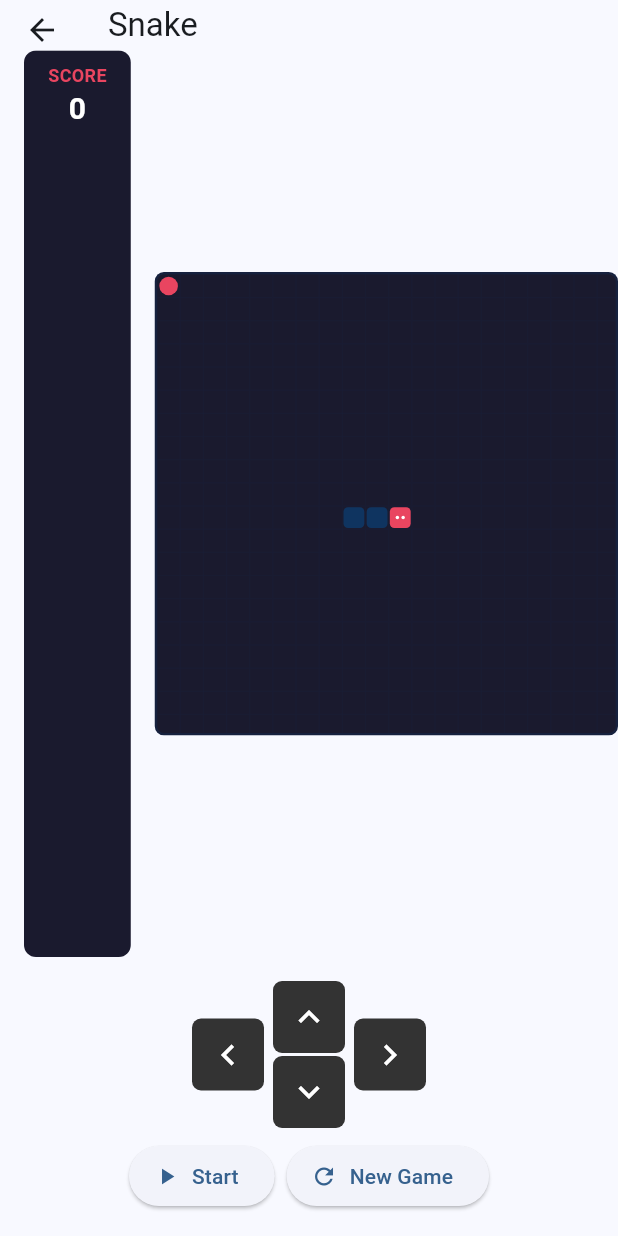
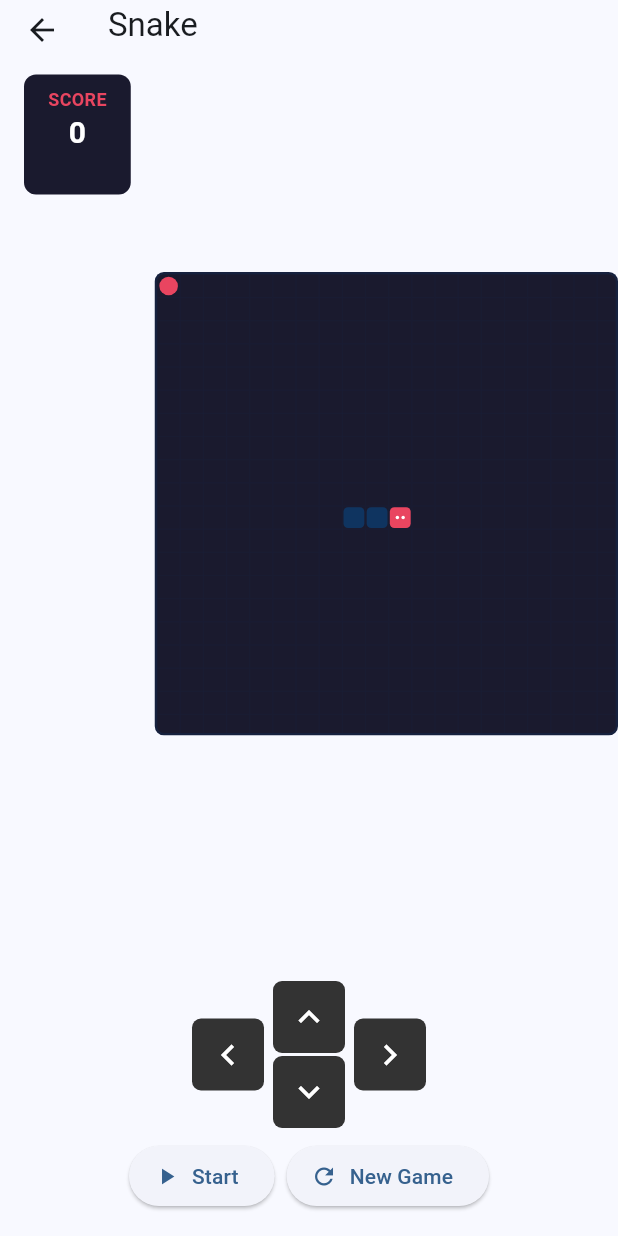
Before and after one commit to neohope/GeminiGameDemo, a Flutter app: the SnakePage screen opened by its route, on a phone screen of 412 x 824 dp. Run offline on Flutter 3.47's test engine with Material 3 defaults, Android fonts, the phone set to English and light mode, and no system bars; our stand-ins replace equatable, flutter_riverpod, go_router, shared_preferences; accounts and stored records are empty.

Commit message:
Limit Snake score box height and add top padding

```diff
--- a/lib/features/games/snake/presentation/pages/snake_page.dart
+++ b/lib/features/games/snake/presentation/pages/snake_page.dart
@@ -81,7 +81,10 @@ class _SnakePageState extends ConsumerState<SnakePage> {
                 child: Row(
                   crossAxisAlignment: CrossAxisAlignment.start,
                   children: [
-                    _buildScoreBoard(context, board),
+                    Padding(
+                    padding: const EdgeInsets.only(top: 16),
+                    child: _buildScoreBoard(context, board),
+                  ),
                     Expanded(
                       child: Center(
                         child: SnakeBoardWidget(
@@ -179,11 +182,14 @@ class _SnakePageState extends ConsumerState<SnakePage> {
   Widget _buildScoreBoard(BuildContext context, SnakeBoard board) {
     return Padding(
       padding: const EdgeInsets.symmetric(horizontal: 16),
-      child: Row(
-        mainAxisAlignment: MainAxisAlignment.start,
-        children: [
-          _ScoreBox(title: 'SCORE', value: board.score),
-        ],
+      child: ConstrainedBox(
+        constraints: const BoxConstraints(maxHeight: 80),
+        child: Row(
+          mainAxisAlignment: MainAxisAlignment.start,
+          children: [
+            _ScoreBox(title: 'SCORE', value: board.score),
+          ],
+        ),
       ),
     );
   }
```
